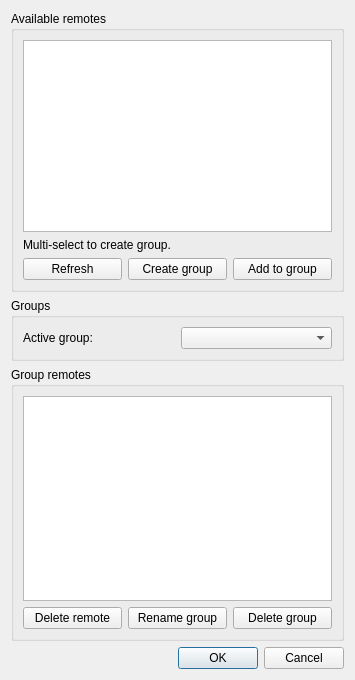
First picture: the form in player/NymphCastPlayer/remotes.ui, repository MayaPosch/NymphCast, before the edit.
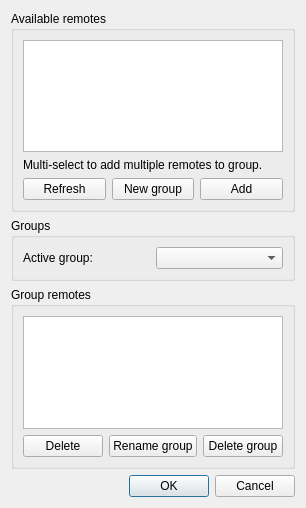
Second picture: the form after the edit. Icons and pictures are not drawn.

Commit message: Reduce width of windows.

Patch:
```diff
--- a/player/NymphCastPlayer/remotes.ui
+++ b/player/NymphCastPlayer/remotes.ui
@@ -6,8 +6,8 @@
    <rect>
     <x>0</x>
     <y>0</y>
-    <width>355</width>
-    <height>680</height>
+    <width>282</width>
+    <height>508</height>
    </rect>
   </property>
   <property name="windowTitle">
@@ -32,7 +32,7 @@
         <item>
          <widget class="QLabel" name="label">
           <property name="text">
-           <string>Multi-select to create group.</string>
+           <string>Multi-select to add multiple remotes to group.</string>
           </property>
          </widget>
         </item>
@@ -52,14 +52,14 @@
           <item>
            <widget class="QPushButton" name="createGroupButton">
             <property name="text">
-             <string>Create group</string>
+             <string>New group</string>
             </property>
            </widget>
           </item>
           <item>
            <widget class="QPushButton" name="addToGroupButton">
             <property name="text">
-             <string>Add to group</string>
+             <string>Add</string>
             </property>
            </widget>
           </item>
@@ -109,7 +109,7 @@
           <item>
            <widget class="QPushButton" name="deleteGroupRemoteButton">
             <property name="text">
-             <string>Delete remote</string>
+             <string>Delete</string>
             </property>
            </widget>
           </item>
```
Left out of the diff: 2 changed lines with no effect on the pictures. The commit also changes 1 other file.
